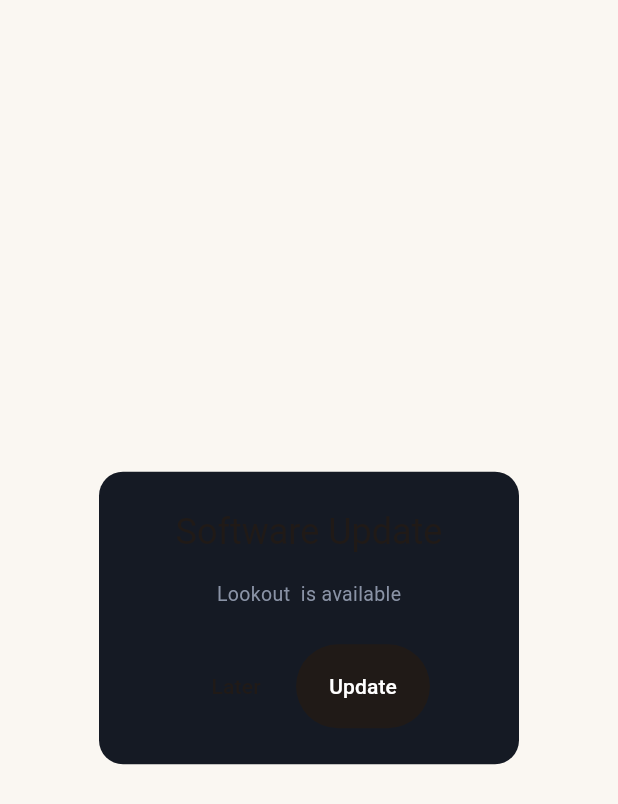
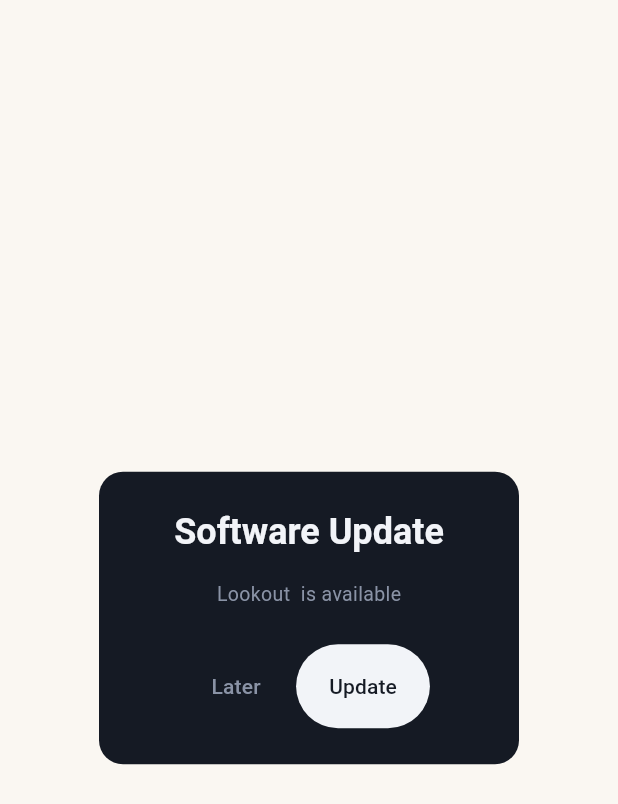
Before and after one commit to frances09f-lgtm/lookout, a Flutter app: the _UpdateDialog widget shown alone on an empty page, opened directly with empty values, on a phone screen of 412 x 824 dp. Shown: the top 804 px of the screen. Run offline on Flutter 3.47's test engine with Material 3 defaults, Android fonts, the light colour scheme and no system bars; our stand-ins replace flutter_local_notifications, shared_preferences, sqflite; missing offline and left inert: workmanager; accounts and stored records are empty; network calls fail.

Commit message:
Fix updater dialog contrast in light theme + test seam

```diff
--- a/lib/update/app_update.dart
+++ b/lib/update/app_update.dart
@@ -314,6 +314,12 @@
   Future<void> openInstallSettings() => _openInstallSettings();
 }
 
+/// Test seam: widget tests set this true to exercise the real manual/auto
+/// check control flow with a stubbed [UpdateChecker]. Never set in
+/// production; the FLUTTER_TEST guard below still protects unrelated tests.
+@visibleForTesting
+bool debugRunUpdateChecksInTests = false;
+
 /// Root navigator key for apps that set MaterialApp.navigatorKey: lets the
 /// update dialog survive splash->home navigation.
 final appNavigatorKey = GlobalKey<NavigatorState>();
@@ -334,7 +340,10 @@
   BuildContext context, {
   UpdateChecker? checker,
 }) async {
-  if (Platform.environment['FLUTTER_TEST'] == 'true') return;
+  if (Platform.environment['FLUTTER_TEST'] == 'true' &&
+      !debugRunUpdateChecksInTests) {
+    return;
+  }
   final c = checker ?? UpdateChecker();
   final info = await c.autoCheck();
   if (info != null && context.mounted) {
@@ -347,7 +356,10 @@
   BuildContext context, {
   UpdateChecker? checker,
 }) async {
-  if (Platform.environment['FLUTTER_TEST'] == 'true') return;
+  if (Platform.environment['FLUTTER_TEST'] == 'true' &&
+      !debugRunUpdateChecksInTests) {
+    return;
+  }
   final c = checker ?? UpdateChecker();
   final result = await c.checkLatest();
   if (!context.mounted) return;
@@ -449,6 +461,9 @@
   @override
   Widget build(BuildContext context) {
     const dim = Color(0xFF8A93A6);
+    // The panel below is hardcoded dark in both app themes, so text on it
+    // must be hardcoded light; theme text colors are dark in light mode.
+    const light = Color(0xFFF2F4F8);
     final v = widget.info.version;
     final progress = total != null && total! > 0
         ? (received / total!).clamp(0.0, 1.0)
@@ -456,7 +471,11 @@
     return AlertDialog(
       backgroundColor: const Color(0xFF151A24),
       shape: RoundedRectangleBorder(borderRadius: BorderRadius.circular(16)),
-      title: const Text('Software Update', textAlign: TextAlign.center),
+      title: const Text(
+        'Software Update',
+        textAlign: TextAlign.center,
+        style: TextStyle(color: light, fontWeight: FontWeight.w600),
+      ),
       content: Column(
         mainAxisSize: MainAxisSize.min,
         crossAxisAlignment: CrossAxisAlignment.start,
@@ -491,7 +510,7 @@
                 'Android asks once: allow this app to install updates. '
                 'On the next screen, turn on "Allow from this source", '
                 'then come back and tap Update again.',
-                style: TextStyle(fontSize: 13),
+                style: TextStyle(fontSize: 13, color: dim),
               ),
             ),
           if (phase == _Phase.error)
@@ -507,7 +526,11 @@
             const SizedBox(height: 12),
             const Text(
               "What's new",
-              style: TextStyle(fontSize: 13, fontWeight: FontWeight.w600),
+              style: TextStyle(
+                fontSize: 13,
+                fontWeight: FontWeight.w600,
+                color: light,
+              ),
             ),
             const SizedBox(height: 6),
             ConstrainedBox(
@@ -527,9 +550,17 @@
         if (phase == _Phase.available) ...[
           TextButton(
             onPressed: () => Navigator.of(context).pop(),
+            style: TextButton.styleFrom(foregroundColor: dim),
             child: const Text('Later'),
           ),
-          FilledButton(onPressed: _start, child: const Text('Update')),
+          FilledButton(
+            onPressed: _start,
+            style: FilledButton.styleFrom(
+              backgroundColor: light,
+              foregroundColor: const Color(0xFF151A24),
+            ),
+            child: const Text('Update'),
+          ),
         ],
         if (phase == _Phase.downloading)
           TextButton(
```
